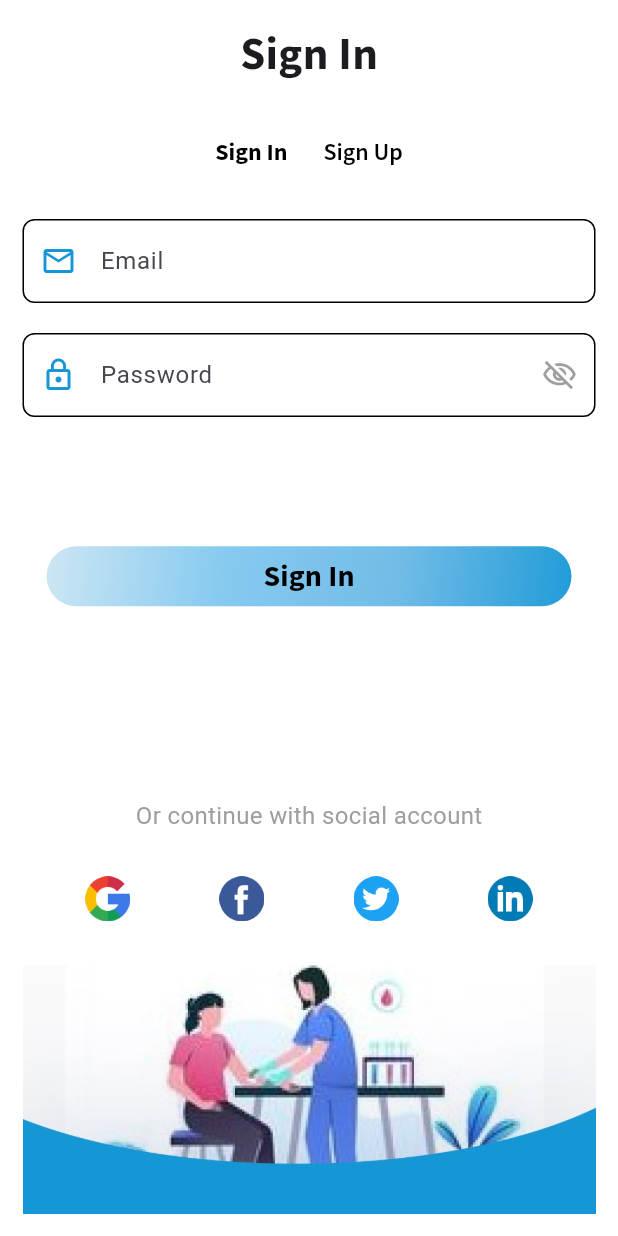
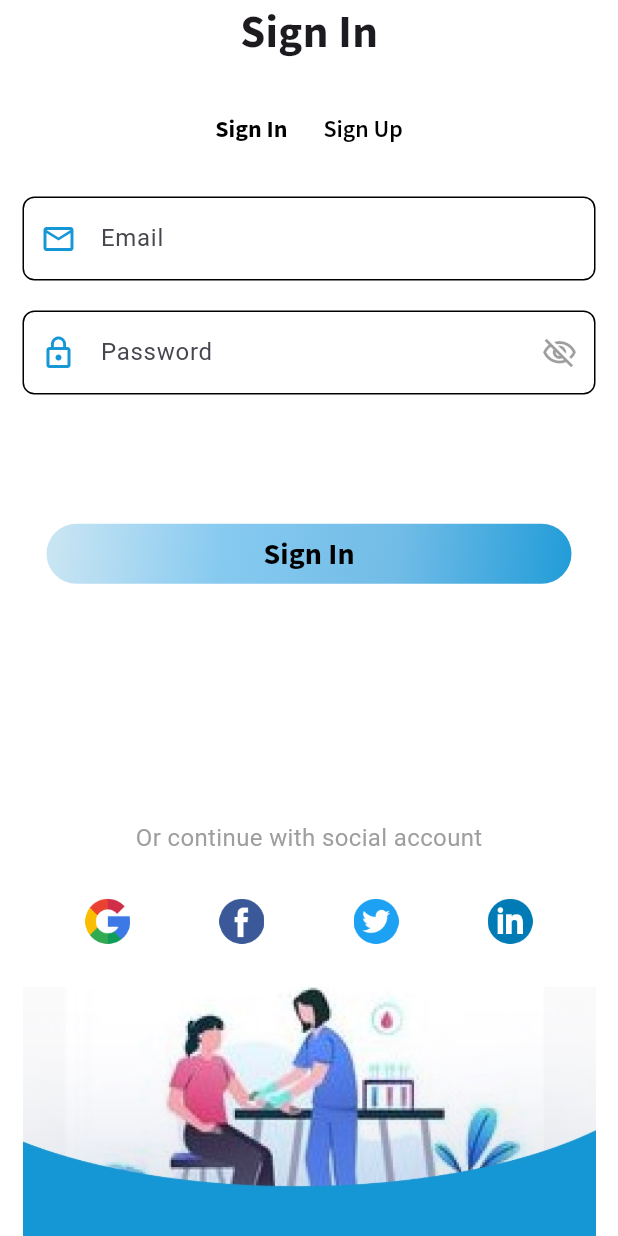
Before and after one commit to ashanwijebandara/Doctor-Appointment-, a Flutter app: the AuthPageRegister screen opened by its route, after a tap on "Sign In", on a phone screen of 412 x 824 dp. Run offline on Flutter 3.47's test engine with Material 3 defaults, Android fonts, the phone set to English and light mode, and no system bars; our stand-ins replace cloud_firestore, firebase_auth, firebase_core, font_awesome_flutter, get, lottie and 1 more; accounts and stored records are empty.

Commit message:
auth page

```diff
--- a/doctorapp/lib/screens/auth_page.dart
+++ b/doctorapp/lib/screens/auth_page.dart
@@ -17,7 +17,7 @@ class _AuthPageState extends State<AuthPage> {
     Config().init(context);
     return Scaffold(
       body: Padding(
-        padding: const EdgeInsets.symmetric(horizontal: 15, vertical: 15),
+        padding: const EdgeInsets.symmetric(horizontal: 15),
         child: SafeArea(
           child: Column(
             mainAxisAlignment: MainAxisAlignment.start,
--- a/doctorapp/lib/screens/auth_page_register.dart
+++ b/doctorapp/lib/screens/auth_page_register.dart
@@ -18,7 +18,7 @@ class _AuthPageState extends State<AuthPageRegister> {
 
     return Scaffold(
       body: Padding(
-        padding: const EdgeInsets.symmetric(horizontal: 15, vertical: 15),
+        padding: const EdgeInsets.symmetric(horizontal: 15, vertical: 10),
         child: SafeArea(
             child: Column(
           mainAxisAlignment: MainAxisAlignment.start,
```
